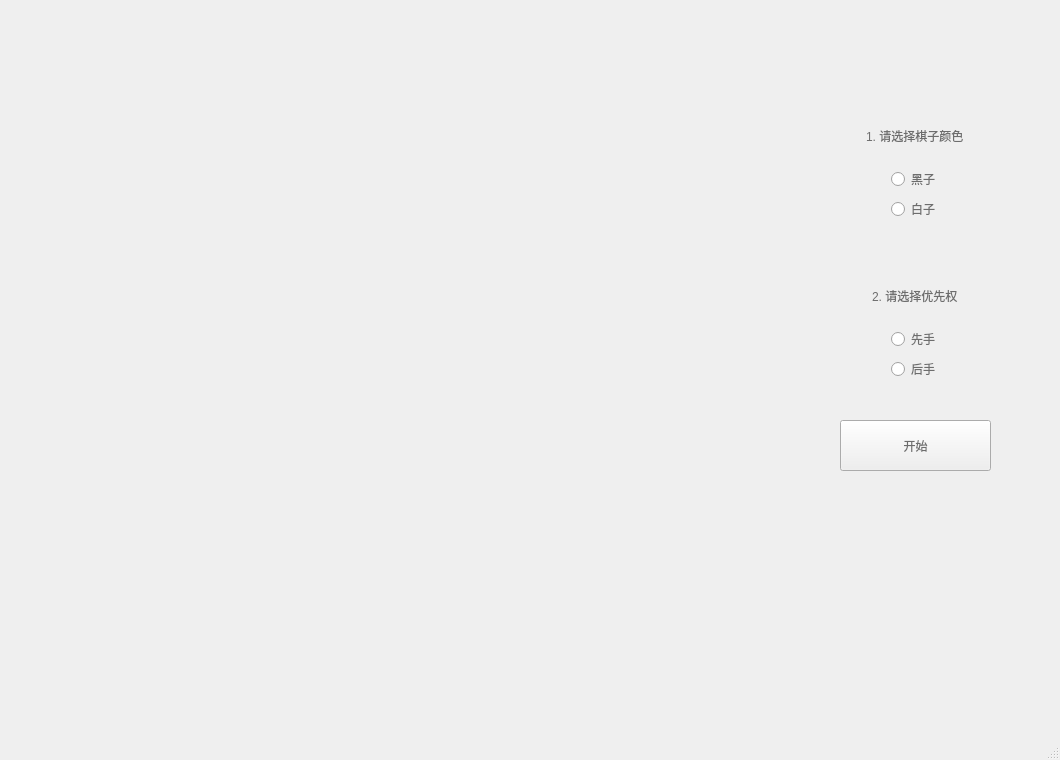
Oxygen-L/Gobang, file mainwindow.ui: the form before one commit.
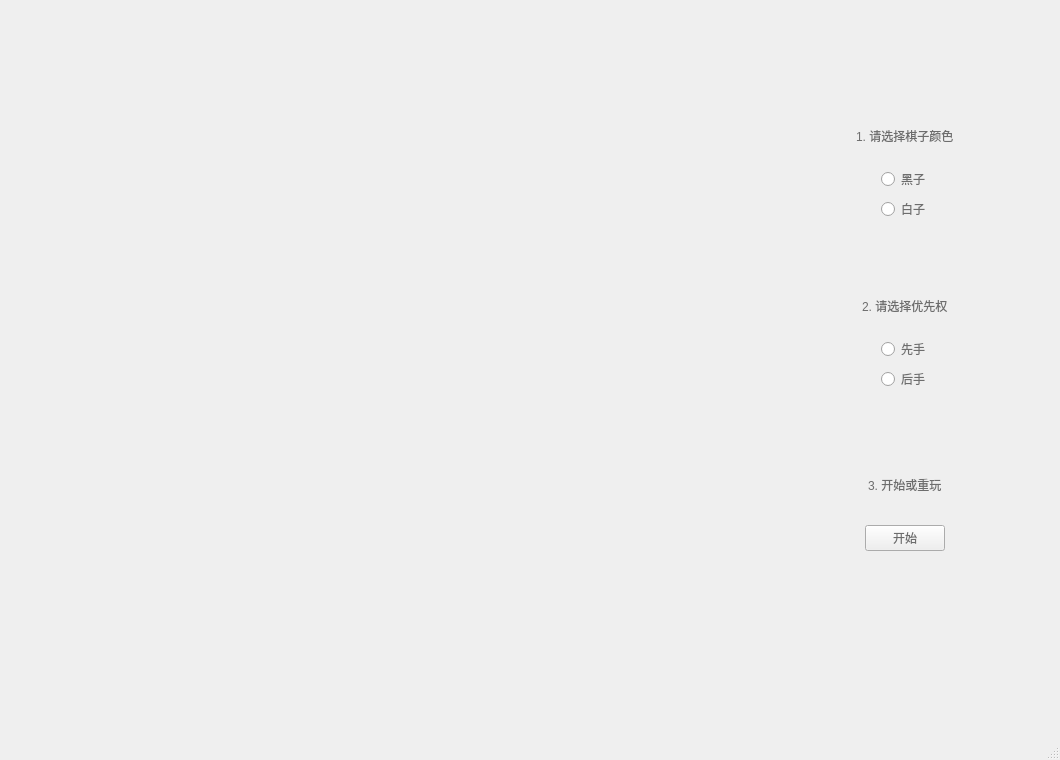
The form after the commit.

Diff of the .ui file:
```diff
--- a/mainwindow.ui
+++ b/mainwindow.ui
@@ -26,27 +26,13 @@
    </size>
   </property>
   <widget class="QWidget" name="centralwidget">
-   <widget class="QPushButton" name="start">
-    <property name="geometry">
-     <rect>
-      <x>840</x>
-      <y>420</y>
-      <width>151</width>
-      <height>51</height>
-     </rect>
-    </property>
-    <property name="styleSheet">
-     <string notr="true">font: 22pt &quot;微软雅黑&quot;;
-color: rgb(109, 109, 109);</string>
-    </property>
-    <property name="text">
-     <string>开始</string>
-    </property>
-   </widget>
+   <property name="mouseTracking">
+    <bool>true</bool>
+   </property>
    <widget class="QWidget" name="verticalLayoutWidget">
     <property name="geometry">
      <rect>
-      <x>820</x>
+      <x>810</x>
       <y>110</y>
       <width>191</width>
       <height>111</height>
@@ -91,8 +77,8 @@
    <widget class="QWidget" name="verticalLayoutWidget_2">
     <property name="geometry">
      <rect>
-      <x>820</x>
-      <y>270</y>
+      <x>810</x>
+      <y>280</y>
       <width>191</width>
       <height>111</height>
      </rect>
@@ -133,6 +119,40 @@
      </item>
     </layout>
    </widget>
+   <widget class="QWidget" name="verticalLayoutWidget_3">
+    <property name="geometry">
+     <rect>
+      <x>810</x>
+      <y>450</y>
+      <width>191</width>
+      <height>101</height>
+     </rect>
+    </property>
+    <layout class="QVBoxLayout" name="SR">
+     <item alignment="Qt::AlignHCenter">
+      <widget class="QLabel" name="select3">
+       <property name="styleSheet">
+        <string notr="true">font: 14pt &quot;微软雅黑&quot;;
+color: rgb(109, 109, 109);</string>
+       </property>
+       <property name="text">
+        <string>3. 开始或重玩</string>
+       </property>
+      </widget>
+     </item>
+     <item alignment="Qt::AlignHCenter">
+      <widget class="QPushButton" name="start">
+       <property name="styleSheet">
+        <string notr="true">font: 22pt &quot;微软雅黑&quot;;
+color: rgb(109, 109, 109);</string>
+       </property>
+       <property name="text">
+        <string>开始</string>
+       </property>
+      </widget>
+     </item>
+    </layout>
+   </widget>
   </widget>
   <widget class="QMenuBar" name="menubar">
    <property name="geometry">
```
Left out of the diff: 3 changed lines with no effect on the pictures.
